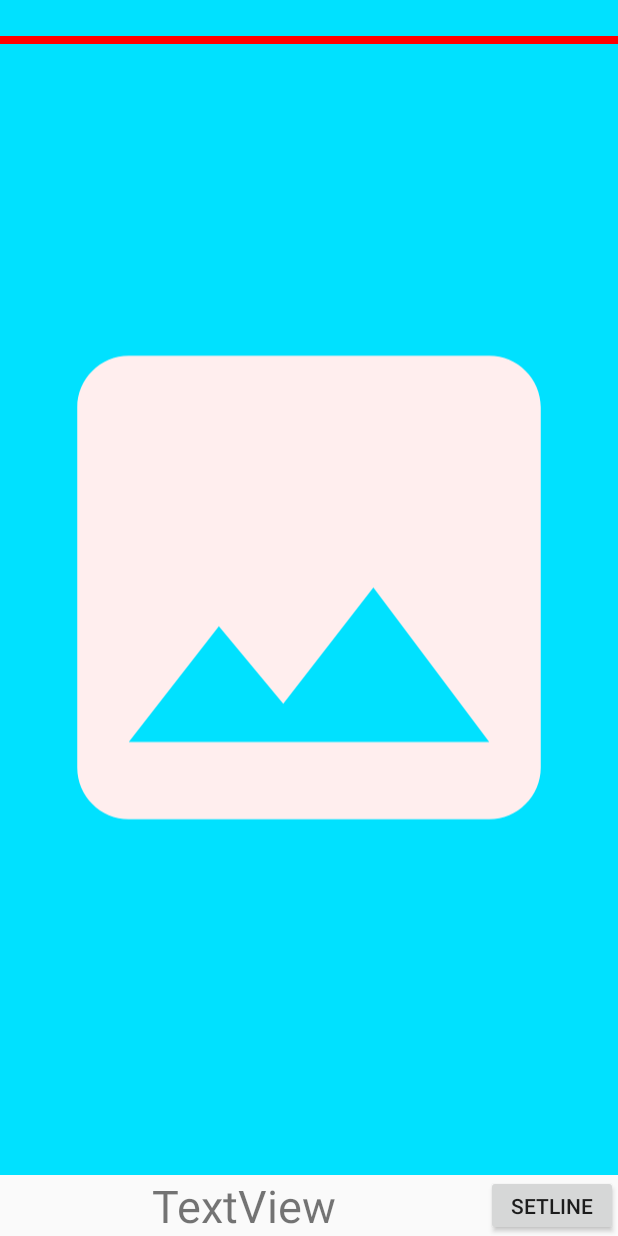
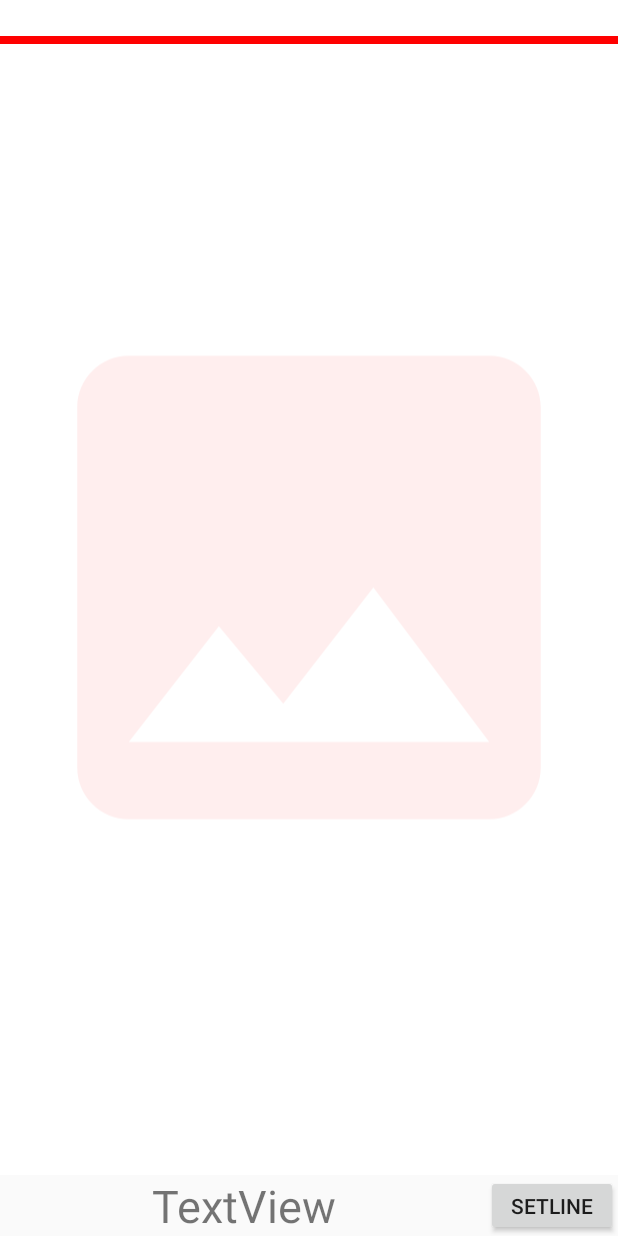
Before and after one commit to ThijsOnGitHub/Project-D, an Android app: the layout activity_set_lines.xml on its own in the app's theme, with its tools: preview values and no code run, on a phone screen of 412 x 824 dp. Run offline under Robolectric (Android 15) with nearby library versions, the phone set to English and light mode, and no system bars.

Commit message:
Change background imageview lineActivaty

```diff
--- a/AndroidApplicatie/app/src/main/res/layout/activity_set_lines.xml
+++ b/AndroidApplicatie/app/src/main/res/layout/activity_set_lines.xml
@@ -20,7 +20,7 @@
                 android:layout_width="0dp"
                 android:layout_height="0dp" app:layout_constraintEnd_toEndOf="parent"
                 app:layout_constraintStart_toStartOf="parent" app:layout_constraintBottom_toBottomOf="parent"
-                app:layout_constraintTop_toTopOf="parent" android:background="#00E1FF"
+                app:layout_constraintTop_toTopOf="parent" android:background="#FFFFFF"
                 app:srcCompat="@drawable/ic_imageph_rose_24dp"/>
         <View
                 android:id="@+id/mVLine"
```
